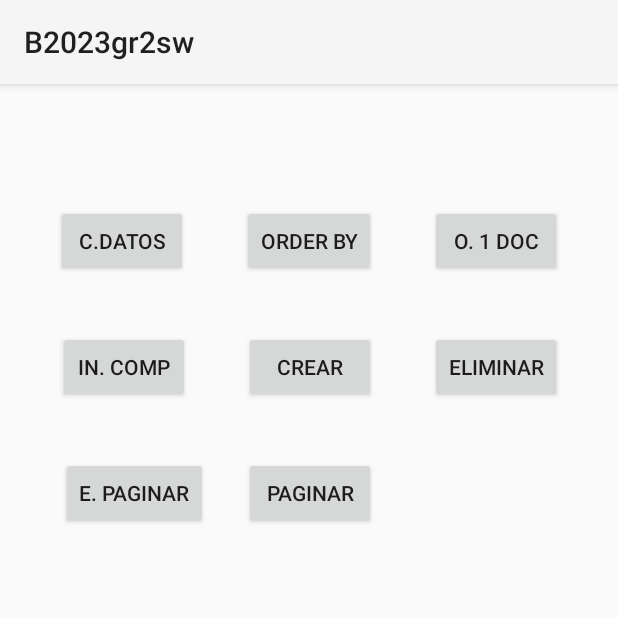
After one commit to EPN-2023B-Moviles-GR2SW/mov-gr2sw-sanchez-cabrera-jhoaho-gabriel, an Android app built with Jetpack Compose: the IFirestore screen opened directly, with no data from a screen before it, on a phone screen of 412 x 824 dp, the top half of it. The commit adds this screen. Run offline under Robolectric (Android 15) with nearby library versions, the phone set to English and light mode, and no system bars; our stand-ins replace Firebase (no records; nobody signed in at launch, a user with empty details on screens opened directly).

Commit message:
hasta implementacion de cloud storage

```diff
--- a/02-ANDROID/app/src/main/AndroidManifest.xml
+++ b/02-ANDROID/app/src/main/AndroidManifest.xml
@@ -15,6 +15,9 @@
         android:supportsRtl="true"
         android:theme="@style/Theme.AppCompat.Light"
         tools:targetApi="31">
+        <activity
+            android:name=".IFirestore"
+            android:exported="false" />
         <activity
             android:name=".HFirebaseUIAuth"
             android:exported="false" />
--- a/02-ANDROID/app/src/main/java/com/example/b2023gr2sw/MainActivity.kt
+++ b/02-ANDROID/app/src/main/java/com/example/b2023gr2sw/MainActivity.kt
@@ -122,6 +122,11 @@ class MainActivity : AppCompatActivity() {
             irActividad(HFirebaseUIAuth::class.java)
         }
 
+        val botonFirestore = findViewById<Button>(R.id.btn_intent_firestore)
+        botonFirestore.setOnClickListener {
+            irActividad(IFirestore::class.java)
+        }
+
     } // Termina on Create
 
     fun abrirActividadConParametros(
--- /dev/null
+++ b/02-ANDROID/app/src/main/res/layout/activity_ifirestore.xml
@@ -0,0 +1,107 @@
+<?xml version="1.0" encoding="utf-8"?>
+<androidx.constraintlayout.widget.ConstraintLayout xmlns:android="http://schemas.android.com/apk/res/android"
+    xmlns:app="http://schemas.android.com/apk/res-auto"
+    xmlns:tools="http://schemas.android.com/tools"
+    android:layout_width="match_parent"
+    android:layout_height="match_parent"
+    tools:context=".IFirestore">
+
+    <Button
+        android:id="@+id/btn_fs_datos_prueba"
+        android:layout_width="wrap_content"
+        android:layout_height="wrap_content"
+        android:layout_marginEnd="36dp"
+        android:text="c.datos"
+        app:layout_constraintBottom_toBottomOf="@+id/btn_fs_order_by"
+        app:layout_constraintEnd_toStartOf="@+id/btn_fs_order_by"
+        app:layout_constraintTop_toTopOf="@+id/btn_fs_order_by"
+        app:layout_constraintVertical_bias="0.0" />
+
+    <Button
+        android:id="@+id/btn_fs_order_by"
+        android:layout_width="wrap_content"
+        android:layout_height="wrap_content"
+        android:text="order by"
+        app:layout_constraintBottom_toBottomOf="parent"
+        app:layout_constraintEnd_toEndOf="parent"
+        app:layout_constraintStart_toStartOf="parent"
+        app:layout_constraintTop_toTopOf="parent"
+        app:layout_constraintVertical_bias="0.112" />
+
+    <Button
+        android:id="@+id/btn_fs_odoc"
+        android:layout_width="wrap_content"
+        android:layout_height="wrap_content"
+        android:layout_marginStart="36dp"
+        android:text="o. 1 doc"
+        app:layout_constraintBottom_toBottomOf="@+id/btn_fs_order_by"
+        app:layout_constraintStart_toEndOf="@+id/btn_fs_order_by"
+        app:layout_constraintTop_toTopOf="@+id/btn_fs_order_by"
+        app:layout_constraintVertical_bias="0.0" />
+
+    <Button
+        android:id="@+id/btn_fs_ind_comp"
+        android:layout_width="wrap_content"
+        android:layout_height="wrap_content"
+        android:layout_marginEnd="36dp"
+        android:text="in. comp"
+        app:layout_constraintBottom_toBottomOf="@+id/btn_fs_crear"
+        app:layout_constraintEnd_toStartOf="@+id/btn_fs_crear"
+        app:layout_constraintTop_toTopOf="@+id/btn_fs_crear"
+        app:layout_constraintVertical_bias="0.0" />
+
+    <Button
+        android:id="@+id/btn_fs_crear"
+        android:layout_width="wrap_content"
+        android:layout_height="wrap_content"
+        android:layout_marginTop="36dp"
+        android:text="crear"
+        app:layout_constraintEnd_toEndOf="@+id/btn_fs_order_by"
+        app:layout_constraintHorizontal_bias="1.0"
+        app:layout_constraintStart_toStartOf="@+id/btn_fs_order_by"
+        app:layout_constraintTop_toBottomOf="@+id/btn_fs_order_by" />
+
+    <Button
+        android:id="@+id/btn_fs_eliminar"
+        android:layout_width="wrap_content"
+        android:layout_height="wrap_content"
+        android:layout_marginStart="36dp"
+        android:text="eliminar"
+        app:layout_constraintBottom_toBottomOf="@+id/btn_fs_crear"
+        app:layout_constraintStart_toEndOf="@+id/btn_fs_crear"
+        app:layout_constraintTop_toTopOf="@+id/btn_fs_crear"
+        app:layout_constraintVertical_bias="0.0" />
+
+    <Button
+        android:id="@+id/btn_fs_epaginar"
+        android:layout_width="wrap_content"
+        android:layout_height="wrap_content"
+        android:layout_marginEnd="24dp"
+        android:text="e. paginar"
+        app:layout_constraintBottom_toBottomOf="@+id/btn_fs_paginar"
+        app:layout_constraintEnd_toStartOf="@+id/btn_fs_paginar"
+        app:layout_constraintTop_toTopOf="@+id/btn_fs_paginar"
+        app:layout_constraintVertical_bias="0.0" />
+
+    <Button
+        android:id="@+id/btn_fs_paginar"
+        android:layout_width="wrap_content"
+        android:layout_height="wrap_content"
+        android:layout_marginTop="36dp"
+        android:text="paginar"
+        app:layout_constraintEnd_toEndOf="@+id/btn_fs_crear"
+        app:layout_constraintHorizontal_bias="1.0"
+        app:layout_constraintStart_toStartOf="@+id/btn_fs_crear"
+        app:layout_constraintTop_toBottomOf="@+id/btn_fs_crear" />
+
+    <ListView
+        android:id="@+id/lv_firestore"
+        android:layout_width="228dp"
+        android:layout_height="237dp"
+        android:layout_marginTop="244dp"
+        app:layout_constraintEnd_toEndOf="@+id/btn_fs_order_by"
+        app:layout_constraintHorizontal_bias="0.51"
+        app:layout_constraintStart_toStartOf="@+id/btn_fs_order_by"
+        app:layout_constraintTop_toBottomOf="@+id/btn_fs_order_by" />
+
+</androidx.constraintlayout.widget.ConstraintLayout>
```
Also changed, not shown: 02-ANDROID/app/src/main/java/com/example/b2023gr2sw/ICities.kt (added, +14 -0 lines), 02-ANDROID/app/src/main/java/com/example/b2023gr2sw/IFirestore.kt (added, +128 -0 lines), 02-ANDROID/app/src/main/res/layout/activity_main.xml (+11 -0 lines).
